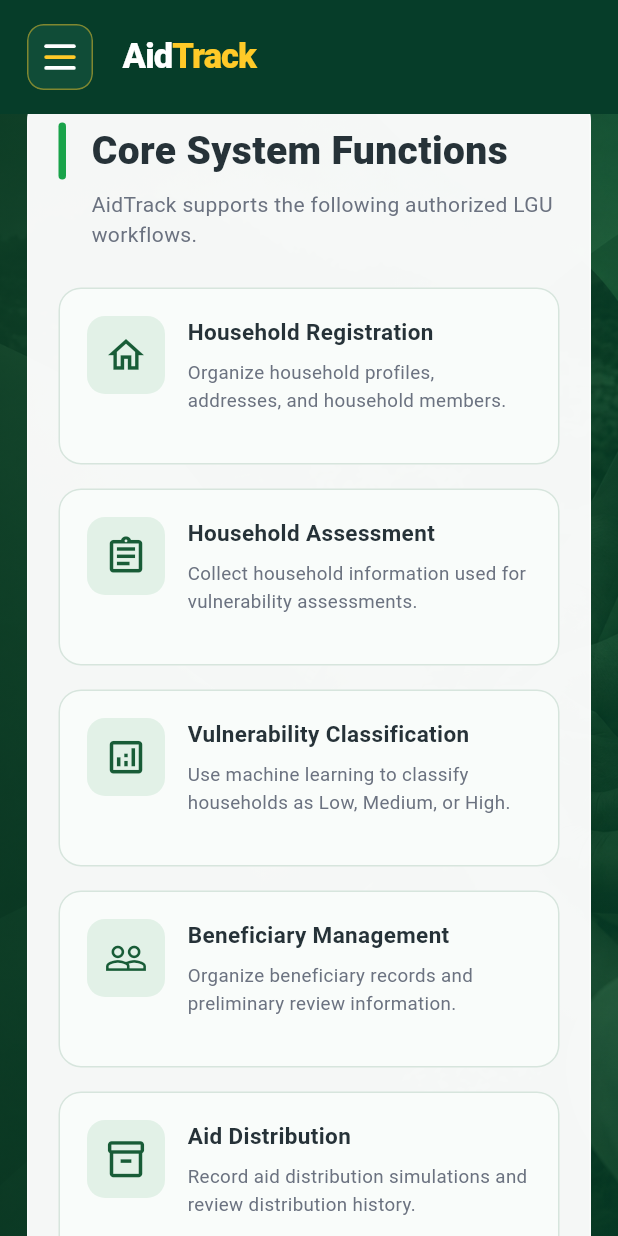
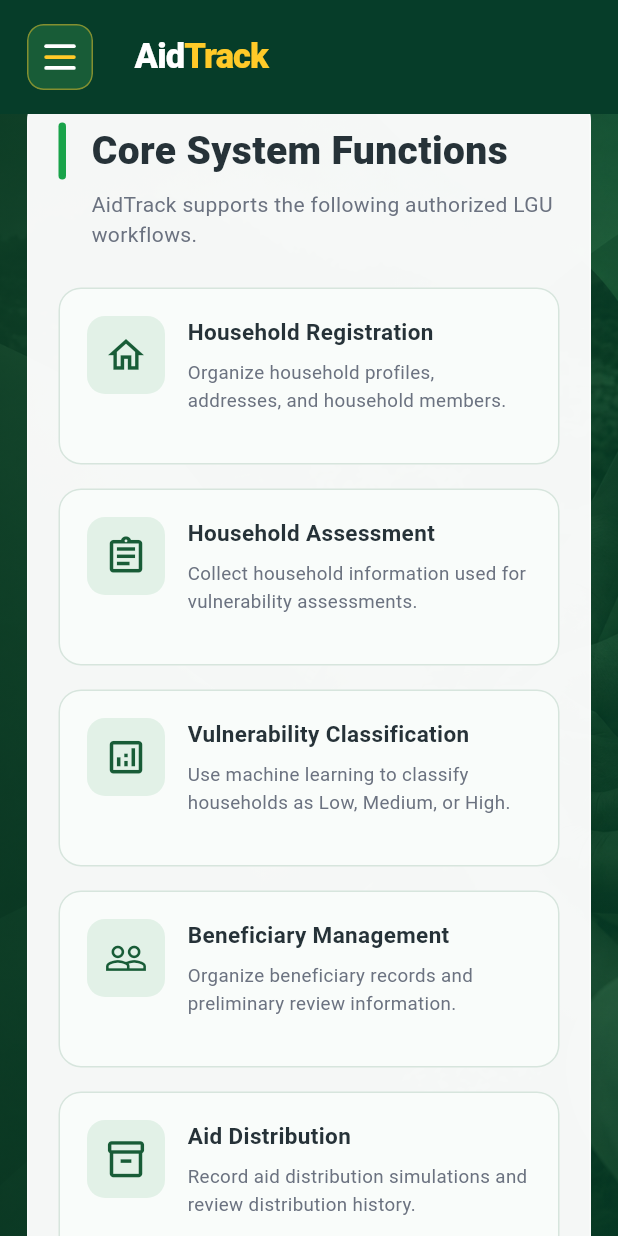
Before and after one commit to stevenpayapaya0515-afk/humanitarian-aid-management-system, a Flutter app: the HomePageScreen screen opened directly, on a phone screen of 412 x 824 dp. Run offline on Flutter 3.47's test engine with Material 3 defaults, Android fonts, the phone set to English and light mode, and no system bars; missing offline and left inert: dart:js_interop.

Commit message:
Match the public mobile menu and drawer branding to the staff navigation

```diff
--- a/frontend/lib/screens/public/public_site_header.dart
+++ b/frontend/lib/screens/public/public_site_header.dart
@@ -7,6 +7,20 @@ enum PublicSitePage { home, about, login }
 
 enum _PublicMenuChoice { home, about, coreFunctions, signIn }
 
+Route<void> publicTabRoute(Widget page, {required bool fromRight, required bool animate}) {
+  return PageRouteBuilder<void>(
+    transitionDuration: Duration(milliseconds: animate ? 360 : 0),
+    reverseTransitionDuration: Duration.zero,
+    pageBuilder: (context, animation, secondaryAnimation) => page,
+    transitionsBuilder: (context, animation, secondaryAnimation, child) => SlideTransition(
+      position: animation.drive(CurveTween(curve: Curves.easeOutCubic)).drive(
+        Tween<Offset>(begin: Offset(fromRight ? 1.0 : -1.0, 0), end: Offset.zero),
+      ),
+      child: child,
+    ),
+  );
+}
+
 /// Clearly visible directional slide between the public pages.
 Route<void> publicSiteSlideRoute(
   Widget page, {
@@ -14,7 +28,7 @@ Route<void> publicSiteSlideRoute(
 }) {
   final start = Offset(enterFromRight ? 1.0 : -1.0, 0);
   return PageRouteBuilder<void>(
-    pageBuilder: (_, _, _) => page,
+    pageBuilder: (context, animation, secondaryAnimation) => page,
     transitionDuration: const Duration(milliseconds: 680),
     reverseTransitionDuration: const Duration(milliseconds: 520),
     transitionsBuilder: (context, animation, secondaryAnimation, child) {
@@ -37,7 +51,12 @@ Route<void> publicSiteSlideRoute(
 /// Consistent AidTrack navigation trigger used by Home, About and Login.
 /// Dark-green tile, subtle yellow border, and three rounded menu strokes.
 class AidTrackPublicMenuTrigger extends StatelessWidget {
-  const AidTrackPublicMenuTrigger({super.key, required this.onPressed});
+  const AidTrackPublicMenuTrigger({
+    super.key,
+    required this.onPressed,
+    this.mobile = false,
+  });
+  final bool mobile;
 
   final VoidCallback? onPressed;
 
@@ -49,7 +68,7 @@ class AidTrackPublicMenuTrigger extends StatelessWidget {
         label: 'Open navigation menu',
         button: true,
         child: Material(
-          color: const Color(0xFF104C37),
+          color: mobile ? AppColors.primaryGreen : const Color(0xFF104C37),
           borderRadius: BorderRadius.circular(11),
           clipBehavior: Clip.antiAlias,
           child: InkWell(
@@ -100,6 +119,8 @@ class PublicSiteHeader extends StatelessWidget implements PreferredSizeWidget {
     required this.selectedPage,
     required this.onHome,
     required this.onAbout,
+    this.onDrawerHome,
+    this.onDrawerAbout,
     required this.onCoreFunctions,
     required this.onSignIn,
   });
@@ -107,6 +128,8 @@ class PublicSiteHeader extends StatelessWidget implements PreferredSizeWidget {
   final PublicSitePage selectedPage;
   final VoidCallback onHome;
   final VoidCallback onAbout;
+  final VoidCallback? onDrawerHome;
+  final VoidCallback? onDrawerAbout;
   final VoidCallback onCoreFunctions;
   final VoidCallback onSignIn;
 
@@ -169,10 +192,10 @@ class PublicSiteHeader extends StatelessWidget implements PreferredSizeWidget {
     if (!context.mounted) return;
     switch (selection) {
       case _PublicMenuChoice.home:
-        onHome();
+        (onDrawerHome ?? onHome)();
         break;
       case _PublicMenuChoice.about:
-        onAbout();
+        (onDrawerAbout ?? onAbout)();
         break;
       case _PublicMenuChoice.coreFunctions:
         onCoreFunctions();
@@ -206,14 +229,15 @@ class PublicSiteHeader extends StatelessWidget implements PreferredSizeWidget {
               child: ConstrainedBox(
                 constraints: const BoxConstraints(maxWidth: double.infinity),
                 child: Padding(
-                  padding: EdgeInsets.symmetric(horizontal: width < 700 ? 18 : 60),
+                  padding: EdgeInsets.symmetric(horizontal: width < 700 ? 18 : 24),
                   child: Row(
                     children: [
                       // One menu trigger on the left at every screen width.
                       AidTrackPublicMenuTrigger(
+                        mobile: width < 700,
                         onPressed: () => _openNavigation(context, compact),
                       ),
-                      SizedBox(width: compact ? 20 : 10),
+                      SizedBox(width: width < 700 ? 28 : (compact ? 20 : 10)),
                       // Mobile: text only; desktop: keep the original logo.
                       _publicBrand(
                         onHome,
@@ -287,7 +311,9 @@ class PublicSiteMobileDrawer extends StatelessWidget {
   @override
   Widget build(BuildContext context) {
     return Material(
-      color: const Color(0xFF073D29),
+      color: AppColors.primaryGreen,
+      borderRadius: const BorderRadius.horizontal(right: Radius.circular(16)),
+      clipBehavior: Clip.antiAlias,
       child: SafeArea(
         child: Column(
           crossAxisAlignment: CrossAxisAlignment.stretch,
@@ -299,7 +325,7 @@ class PublicSiteMobileDrawer extends StatelessWidget {
                   Expanded(
                     child: Align(
                       alignment: Alignment.centerLeft,
-                      child: _publicBrand(onHome, fontSize: 23, symbolSize: 45),
+                      child: _publicBrand(onHome, fontSize: 19, drawerTile: true),
                     ),
                   ),
                   IconButton(
@@ -442,6 +468,7 @@ Widget _publicBrand(
   double fontSize = 25,
   double symbolSize = 53,
   bool showSymbol = true,
+  bool drawerTile = false,
 }) {
   return InkWell(
     onTap: onTap,
@@ -450,7 +477,19 @@ Widget _publicBrand(
       mainAxisSize: MainAxisSize.min,
       children: [
         if (showSymbol) ...[
-          SizedBox(
+          if (drawerTile)
+            Container(
+              width: 62,
+              height: 62,
+              padding: const EdgeInsets.all(6),
+              decoration: BoxDecoration(
+                color: AppColors.white,
+                borderRadius: BorderRadius.circular(14),
+              ),
+              child: Image.asset('assets/images/aidtrack_symbol.png', fit: BoxFit.contain),
+            )
+          else
+            SizedBox(
             width: symbolSize,
             height: symbolSize,
             child: ColorFiltered(
```
